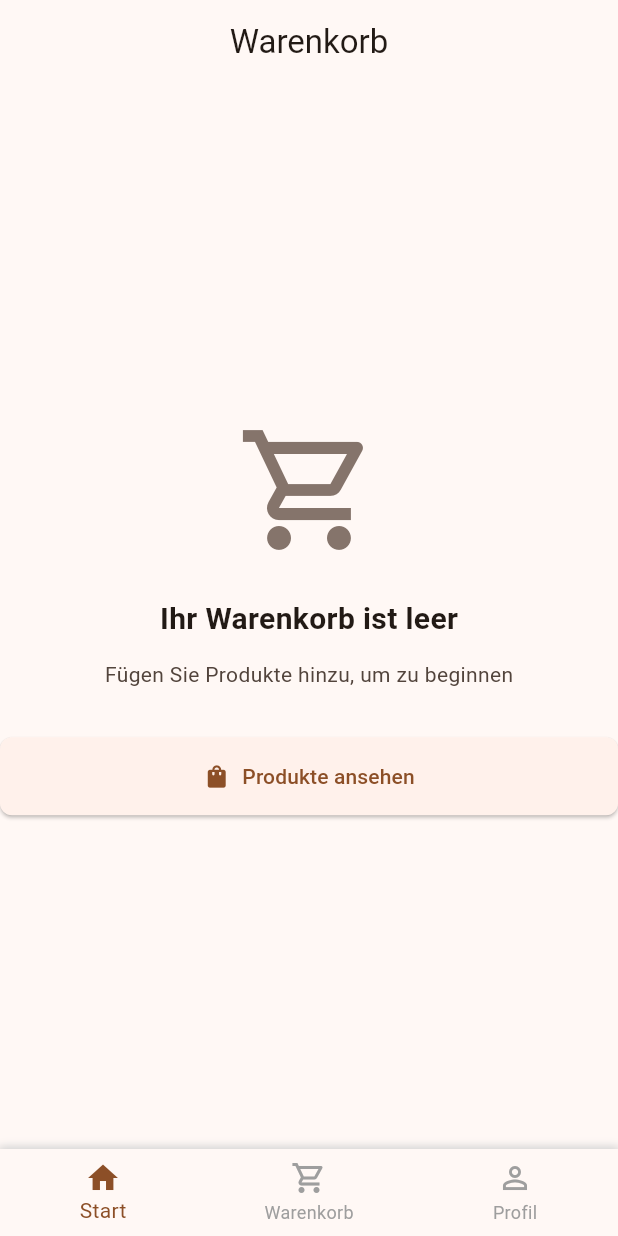
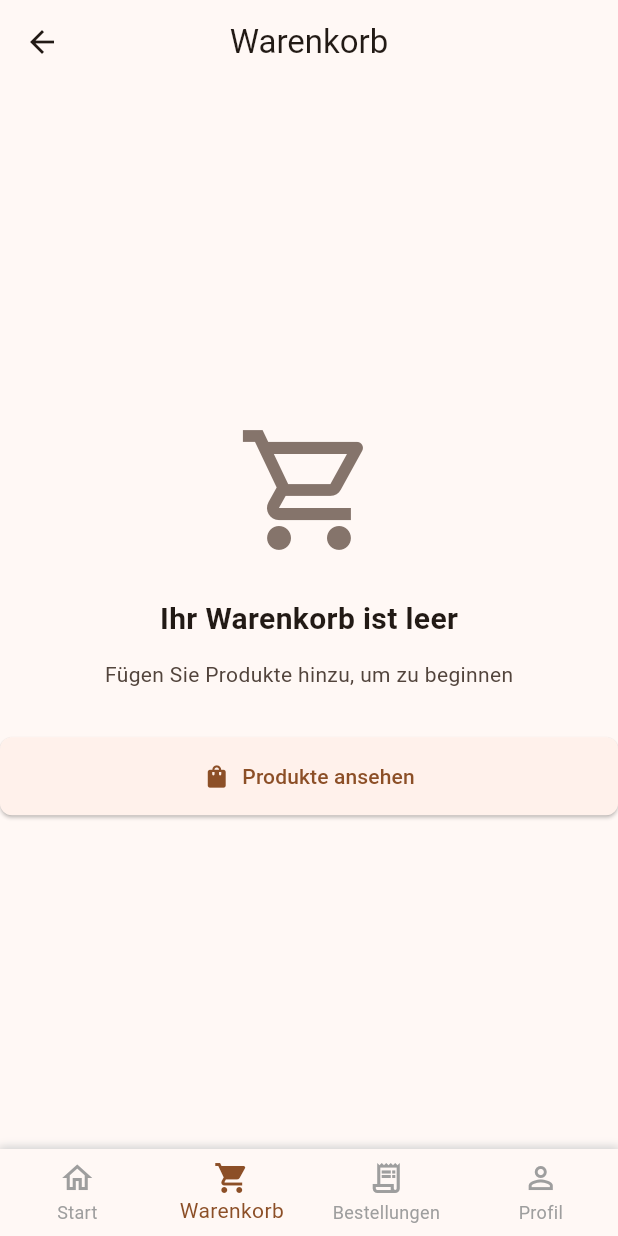
Before and after one commit to marcelo-ruediger/thriftshop, a Flutter app: the MainNavigation screen opened by its route, item 2 of the bottom bar chosen, on a phone screen of 412 x 824 dp. Run offline on Flutter 3.47's test engine with Material 3 defaults, Android fonts, the phone set to English and light mode, and no system bars; our stand-ins replace dio, google_fonts, shared_preferences; accounts and stored records are empty; network calls fail.

Commit message:
Fixed Navigation bar

```diff
--- a/frontend/lib/exports.dart
+++ b/frontend/lib/exports.dart
@@ -1,6 +1,8 @@
 /// Export-Datei für alle Screens
 library;
 
+export 'screens/auth/einloggen_screen.dart';
+export 'screens/auth/anmeldung_screen.dart';
 export 'screens/produkte/produktliste_screen.dart';
 export 'screens/produkte/produktdetail_screen.dart';
 export 'screens/warenkorb/warenkorb_screen.dart';
--- a/frontend/lib/models/produkt.dart
+++ b/frontend/lib/models/produkt.dart
@@ -75,11 +75,11 @@ class Produkt {
       lagerbestand: (json['lagerbestand'] as num).toInt(),
       zustandId: json['zustand_id'] as String,
       kategorieId: json['kategorie_id'] as String,
-      produktAktiv: json['produkt_aktiv'] as bool? ?? true,
+      produktAktiv: json['produkt_aktiv'] == true || json['produkt_aktiv'] == 1 ? true : false,
       erstellungsdatum: json['erstellungsdatum'] == null
           ? null
           : DateTime.parse(json['erstellungsdatum'] as String),
-      produktnr: json['produktnr'] as String,
+      produktnr: json['produktnr'] as String? ?? 'P00000',
     );
   }
 
--- a/frontend/lib/providers/order_provider.dart
+++ b/frontend/lib/providers/order_provider.dart
@@ -31,7 +31,7 @@ class OrderProvider with ChangeNotifier {
     notifyListeners();
 
     try {
-      final response = await _apiService.get('/bestellungen');
+      final response = await _apiService.get('/bestellungen/meine-bestellungen');
       if (response.statusCode == 200) {
         final List<dynamic> data = response.data;
         _bestellungen = data
--- a/frontend/lib/screens/auth/einloggen_screen.dart
+++ b/frontend/lib/screens/auth/einloggen_screen.dart
@@ -3,6 +3,7 @@ library;
 
 import 'package:flutter/material.dart';
 
+import '../../router.dart';
 import '../../services/auth_service.dart';
 
 class LoginScreen extends StatefulWidget {
@@ -132,7 +133,7 @@ class _LoginScreenState extends State<LoginScreen> {
               const SizedBox(height: 16),
               TextButton(
                 onPressed: () {
-                  Navigator.pushNamed(context, '/registration');
+                  Navigator.pushNamed(context, Routes.registration);
                 },
                 child: const Text('Noch kein Konto? Hier registrieren'),
               ),
--- a/frontend/lib/screens/produkte/produktdetail_screen.dart
+++ b/frontend/lib/screens/produkte/produktdetail_screen.dart
@@ -6,6 +6,7 @@ import 'package:flutter/material.dart';
 import 'package:provider/provider.dart';
 
 import '../../providers/cart_provider.dart';
+import '../../router.dart';
 import '../../services/kategorie_service.dart';
 import '../../services/zustand_service.dart';
 import '../../models/produkt.dart';
@@ -440,7 +441,7 @@ class _ProduktDetailScreenState extends State<ProduktDetailScreen> {
             label: 'Ansehen',
             textColor: Colors.white,
             onPressed: () {
-              Navigator.pushNamed(context, '/warenkorb');
+              Navigator.pushNamed(context, Routes.warenkorb);
             },
           ),
         ),
--- a/frontend/lib/screens/produkte/produktliste_screen.dart
+++ b/frontend/lib/screens/produkte/produktliste_screen.dart
@@ -1,4 +1,3 @@
-/// Produktliste-Bildschirm für die Thriftshop-App
 /// Produktliste-Bildschirm für die Thriftshop-App
 library;
 
@@ -6,6 +5,7 @@ import 'package:flutter/material.dart';
 import 'package:provider/provider.dart';
 
 import '../../providers/product_provider.dart';
+import '../../router.dart';
 import '../../services/kategorie_service.dart';
 import '../../services/zustand_service.dart';
 import '../../models/produkt.dart';
@@ -46,7 +46,7 @@ class _ProduktListeScreenState extends State<ProduktListeScreen> {
           IconButton(
             icon: const Icon(Icons.shopping_cart),
             onPressed: () {
-              Navigator.pushNamed(context, '/warenkorb');
+              Navigator.pushNamed(context, Routes.warenkorb);
             },
           ),
         ],
--- a/frontend/lib/screens/profil/profil_screen.dart
+++ b/frontend/lib/screens/profil/profil_screen.dart
@@ -235,7 +235,7 @@ class _ProfilScreenState extends State<ProfilScreen> {
                   const SizedBox(height: 16),
                   ElevatedButton(
                     onPressed: () {
-                      Navigator.of(context).pushNamed(Routes.start);
+                      Navigator.of(context).pushNamed(Routes.login);
                     },
                     child: const Text('Zum Login'),
                   ),
--- a/frontend/lib/widgets/main_navigation.dart
+++ b/frontend/lib/widgets/main_navigation.dart
@@ -1,13 +1,14 @@
 /// Haupt-Navigation für die Thriftshop-App
+/// Statische BottomNavigationBar – nur der Body wechselt
 library;
 import 'package:flutter/material.dart';
+import 'package:provider/provider.dart';
 
-import '../router.dart';
+import '../providers/auth_provider.dart';
+import '../exports.dart';
 
 class MainNavigation extends StatefulWidget {
-  final Widget child;
-
-  const MainNavigation({super.key, required this.child});
+  const MainNavigation({super.key});
 
   @override
   State<MainNavigation> createState() => _MainNavigationState();
@@ -15,30 +16,100 @@ class MainNavigation extends StatefulWidget {
 
 class _MainNavigationState extends State<MainNavigation> {
   int _currentIndex = 0;
+  late final List<Widget> _tabs;
+  bool _isAdmin = false;
+
+  @override
+  void initState() {
+    super.initState();
+    _tabs = _buildTabs();
+  }
+
+  @override
+  void didChangeDependencies() {
+    super.didChangeDependencies();
+    final auth = context.read<AuthProvider>();
+    final rolle = auth.benutzer?.rolle;
+    final isAdmin = rolle == 'Administrator' || rolle == 'Mitarbeiter';
+    if (isAdmin != _isAdmin) {
+      setState(() {
+        _isAdmin = isAdmin;
+        _tabs = _buildTabs();
+        if (_currentIndex >= _tabs.length) {
+          _currentIndex = _tabs.length - 1;
+        }
+      });
+    }
+  }
+
+  List<Widget> _buildTabs() {
+    final base = const [
+      ProduktListeScreen(),
+      WarenkorbScreen(),
+      MeineBestellungenScreen(),
+      ProfilScreen(),
+    ];
+    if (_isAdmin) {
+      return [
+        ...base,
+        const ProduktverwaltungScreen(),
+        const BestellverwaltungScreen(),
+      ];
+    }
+    return base;
+  }
 
   void _onItemTapped(int index) {
     setState(() {
       _currentIndex = index;
     });
+  }
 
-    // Navigation basierend auf Index
-    switch (index) {
-      case 0:
-        Navigator.pushNamedAndRemoveUntil(context, Routes.start, (route) => false);
-        break;
-      case 1:
-        Navigator.pushNamedAndRemoveUntil(context, Routes.warenkorb, (route) => false);
-        break;
-      case 2:
-        Navigator.pushNamedAndRemoveUntil(context, Routes.profil, (route) => false);
-        break;
+  List<BottomNavigationBarItem> _getNavItems() {
+    final base = const [
+      BottomNavigationBarItem(
+        icon: Icon(Icons.home_outlined),
+        activeIcon: Icon(Icons.home),
+        label: 'Start',
+      ),
+      BottomNavigationBarItem(
+        icon: Icon(Icons.shopping_cart_outlined),
+        activeIcon: Icon(Icons.shopping_cart),
+        label: 'Warenkorb',
+      ),
+      BottomNavigationBarItem(
+        icon: Icon(Icons.receipt_long_outlined),
+        activeIcon: Icon(Icons.receipt_long),
+        label: 'Bestellungen',
+      ),
+      BottomNavigationBarItem(
+        icon: Icon(Icons.person_outline),
+        activeIcon: Icon(Icons.person),
+        label: 'Profil',
+      ),
+    ];
+    if (_isAdmin) {
+      return [
+        ...base,
+        const BottomNavigationBarItem(
+          icon: Icon(Icons.inventory_2_outlined),
+          activeIcon: Icon(Icons.inventory_2),
+          label: 'Produkte',
+        ),
+        const BottomNavigationBarItem(
+          icon: Icon(Icons.list_alt_outlined),
+          activeIcon: Icon(Icons.list_alt),
+          label: 'Bestellungen',
+        ),
+      ];
     }
+    return base;
   }
 
   @override
   Widget build(BuildContext context) {
     return Scaffold(
-      body: widget.child,
+      body: IndexedStack(index: _currentIndex, children: _tabs),
       bottomNavigationBar: Container(
         decoration: BoxDecoration(
           boxShadow: [
@@ -55,23 +126,7 @@ class _MainNavigationState extends State<MainNavigation> {
           type: BottomNavigationBarType.fixed,
           selectedItemColor: Theme.of(context).colorScheme.primary,
           unselectedItemColor: Colors.grey,
-          items: const [
-            BottomNavigationBarItem(
-              icon: Icon(Icons.home_outlined),
-              activeIcon: Icon(Icons.home),
-              label: 'Start',
-            ),
-            BottomNavigationBarItem(
-              icon: Icon(Icons.shopping_cart_outlined),
-              activeIcon: Icon(Icons.shopping_cart),
-              label: 'Warenkorb',
-            ),
-            BottomNavigationBarItem(
-              icon: Icon(Icons.person_outline),
-              activeIcon: Icon(Icons.person),
-              label: 'Profil',
-            ),
-          ],
+          items: _getNavItems(),
         ),
       ),
     );
```
Also changed, not shown: frontend/lib/main.dart (+17 -9 lines), frontend/lib/providers/auth_provider.dart (+7 -0 lines), frontend/lib/router.dart (+2 -33 lines), frontend/lib/screens/meine_bestellungen/meine_bestellungen_screen.dart (+36 -4 lines), frontend/lib/services/auth_service.dart (+4 -4 lines), 5 other files.
